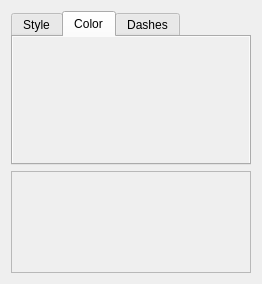
First picture: the form in src/gui/widgets/shape_style/stroke_style_widget.ui, repository mbasaglia/glaxnimate, before the edit.
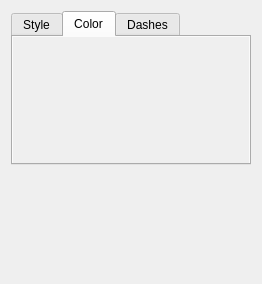
Second picture: the form after the edit. Icons and pictures are not drawn. Custom widgets are drawn as their Qt base class.

Commit message: Fix stroke style widget preview

```diff
--- a/src/gui/widgets/shape_style/stroke_style_widget.ui
+++ b/src/gui/widgets/shape_style/stroke_style_widget.ui
@@ -334,7 +334,7 @@
     </widget>
    </item>
    <item>
-    <widget class="QFrame" name="frame">
+    <widget class="QWidget" name="frame" native="true">
      <property name="sizePolicy">
       <sizepolicy hsizetype="Expanding" vsizetype="Expanding">
        <horstretch>0</horstretch>
@@ -353,12 +353,6 @@
        <height>128</height>
       </size>
      </property>
-     <property name="frameShape">
-      <enum>QFrame::StyledPanel</enum>
-     </property>
-     <property name="frameShadow">
-      <enum>QFrame::Raised</enum>
-     </property>
     </widget>
    </item>
   </layout>
```
Left out of the diff: 6 changed lines with no effect on the pictures. The commit also changes 2 other files.
